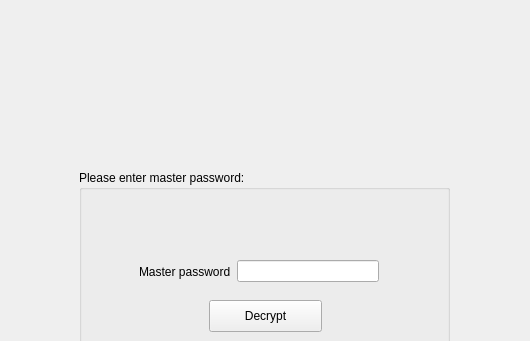
Qt form ui/loginwindow.ui (ousatov-ua/SinglePassword) before a commit; both pictures show x 111 to 641 and y 0 to 341 of the 800 by 600 pixel window.
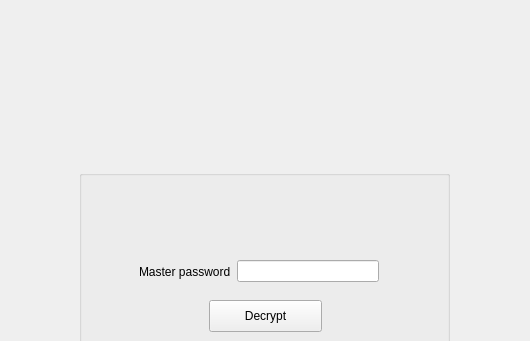
The same form after that commit.

```diff
--- a/ui/loginwindow.ui
+++ b/ui/loginwindow.ui
@@ -24,7 +24,7 @@
      </rect>
     </property>
     <property name="title">
-     <string>Please enter master password:</string>
+     <string/>
     </property>
     <widget class="QPushButton" name="DecryptButton">
      <property name="geometry">
```
Left out of the diff: 2 changed lines with no effect on the pictures.
